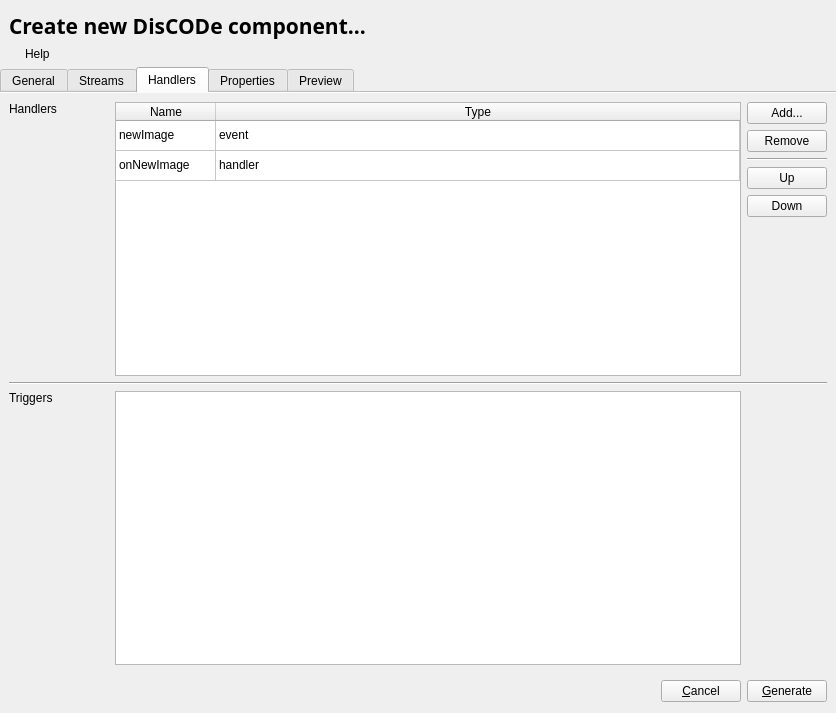
First picture: the form in src/Tools/diswizard.ui, repository maciek-slon/DisCODe, before the edit.
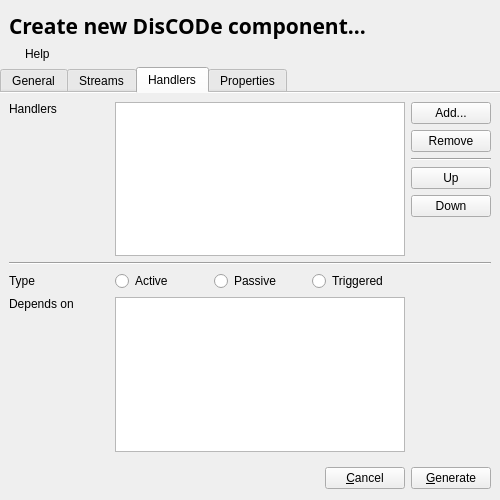
Second picture: the form after the edit. The open tabs and pages were chosen to show the change.

```diff
--- a/src/Tools/diswizard.ui
+++ b/src/Tools/diswizard.ui
@@ -6,8 +6,8 @@
    <rect>
     <x>0</x>
     <y>0</y>
-    <width>836</width>
-    <height>713</height>
+    <width>500</width>
+    <height>500</height>
    </rect>
   </property>
   <property name="windowTitle">
@@ -419,57 +419,36 @@
        <string>Handlers</string>
       </attribute>
       <layout class="QGridLayout" name="gridLayout" columnminimumwidth="100,0,0">
-       <item row="0" column="1">
-        <widget class="QTableWidget" name="tblEvents">
-         <property name="tabKeyNavigation">
-          <bool>false</bool>
+       <item row="4" column="1">
+        <layout class="QHBoxLayout" name="horizontalLayout_3">
+         <item>
+          <widget class="QRadioButton" name="rdAct">
+           <property name="text">
+            <string>Active</string>
+           </property>
+          </widget>
+         </item>
+         <item>
+          <widget class="QRadioButton" name="rdPas">
+           <property name="text">
+            <string>Passive</string>
+           </property>
+          </widget>
+         </item>
+         <item>
+          <widget class="QRadioButton" name="rdTri">
+           <property name="text">
+            <string>Triggered</string>
+           </property>
+          </widget>
+         </item>
+        </layout>
+       </item>
+       <item row="4" column="0">
+        <widget class="QLabel" name="label_12">
+         <property name="text">
+          <string>Type</string>
          </property>
-         <attribute name="horizontalHeaderStretchLastSection">
-          <bool>true</bool>
-         </attribute>
-         <attribute name="verticalHeaderVisible">
-          <bool>false</bool>
-         </attribute>
-         <row>
-          <property name="text">
-           <string>Nowy wiersz</string>
-          </property>
-         </row>
-         <row>
-          <property name="text">
-           <string>Nowy wiersz</string>
-          </property>
-         </row>
-         <column>
-          <property name="text">
-           <string>Name</string>
-          </property>
-         </column>
-         <column>
-          <property name="text">
-           <string>Type</string>
-          </property>
-         </column>
-         <item row="0" column="0">
-          <property name="text">
-           <string>newImage</string>
-          </property>
-         </item>
-         <item row="0" column="1">
-          <property name="text">
-           <string>event</string>
-          </property>
-         </item>
-         <item row="1" column="0">
-          <property name="text">
-           <string>onNewImage</string>
-          </property>
-         </item>
-         <item row="1" column="1">
-          <property name="text">
-           <string>handler</string>
-          </property>
-         </item>
         </widget>
        </item>
        <item row="0" column="0">
@@ -546,29 +525,28 @@
          </item>
         </layout>
        </item>
-       <item row="1" column="0" colspan="3">
+       <item row="3" column="0" colspan="3">
         <widget class="Line" name="line_3">
          <property name="orientation">
           <enum>Qt::Horizontal</enum>
          </property>
         </widget>
        </item>
-       <item row="2" column="0">
+       <item row="5" column="0">
         <widget class="QLabel" name="label_7">
          <property name="text">
-          <string>Triggers</string>
+          <string>Depends on</string>
          </property>
          <property name="alignment">
           <set>Qt::AlignLeading|Qt::AlignLeft|Qt::AlignTop</set>
          </property>
         </widget>
        </item>
-       <item row="2" column="1">
-        <widget class="QTableWidget" name="tableWidget_2">
-         <property name="tabKeyNavigation">
-          <bool>false</bool>
-         </property>
-        </widget>
+       <item row="0" column="1">
+        <widget class="QListWidget" name="lstHandlers"/>
+       </item>
+       <item row="5" column="1">
+        <widget class="QListWidget" name="lstHandDeps"/>
        </item>
       </layout>
      </widget>
@@ -671,11 +649,6 @@
        </item>
       </layout>
      </widget>
-     <widget class="QWidget" name="tab_5">
-      <attribute name="title">
-       <string>Preview</string>
-      </attribute>
-     </widget>
     </widget>
    </item>
    <item row="6" column="0">
```
Left out of the diff: 27 changed lines with no effect on the pictures.
